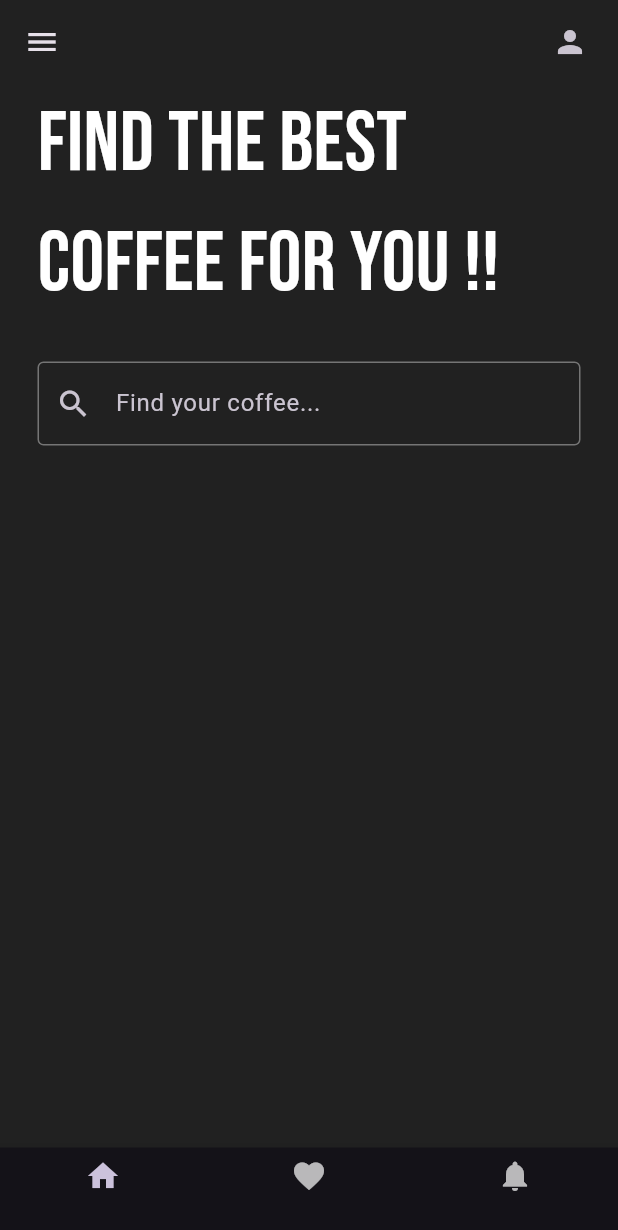
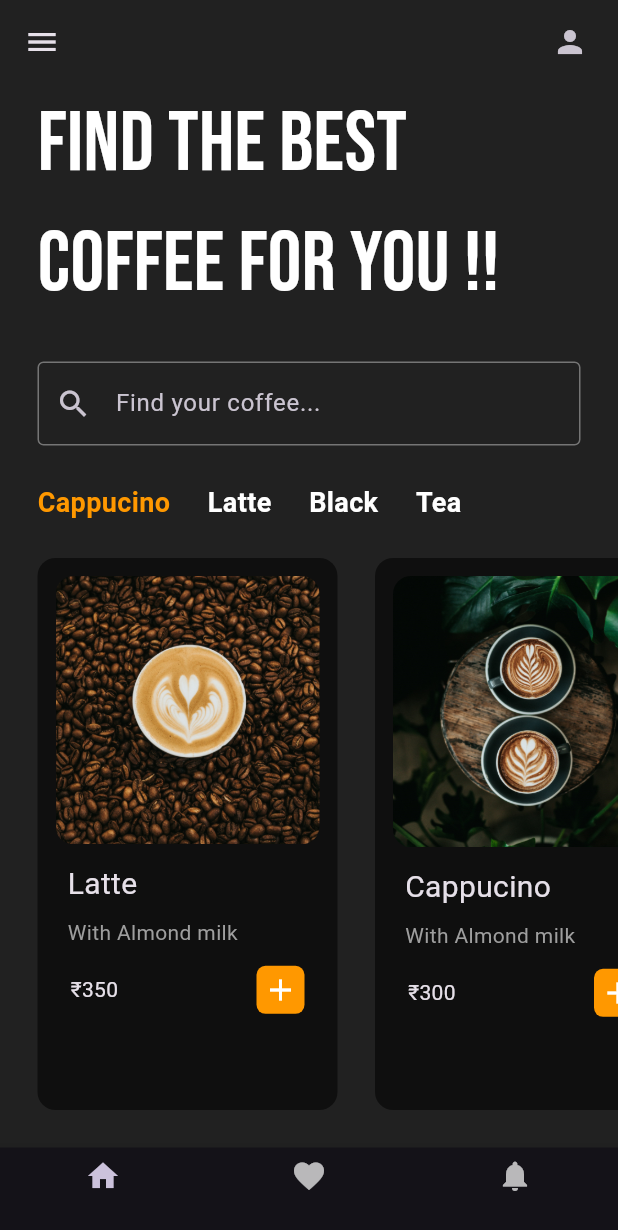
Before and after one commit to Xxvedant7xX/CoffeeAppUI, a Flutter app: the screen it shows after launch, on a phone screen of 412 x 824 dp. Shown: the top 1230 px of the screen. Run offline on Flutter 3.47's test engine with Material 3 defaults, Android fonts, the phone set to English and light mode, and no system bars; our stand-ins replace google_fonts.

Commit message:
created coffee type, tile and completed the project

```diff
--- a/lib/pages/home_page.dart
+++ b/lib/pages/home_page.dart
@@ -1,5 +1,7 @@
 // ignore_for_file: prefer_const_constructors, prefer_const_literals_to_create_immutables
 
+import 'package:coffeeappui/util/coffee_tile.dart';
+import 'package:coffeeappui/util/coffee_type.dart';
 import 'package:flutter/material.dart';
 import 'package:google_fonts/google_fonts.dart';
 
@@ -11,6 +13,39 @@ class HomePage extends StatefulWidget {
 }
 
 class _HomePageState extends State<HomePage> {
+
+  // list of coffee types
+  final List coffeeType = [
+    //[ coffee type, isSelected ]
+    [
+      'Cappucino',
+      true,
+    ],
+    [
+      'Latte',
+      false,
+    ],
+    [
+      'Black',
+      false,
+    ],
+    [
+      'Tea',
+      false,
+    ],
+  ];
+
+  // user tapped on coffee types
+  void coffeeTypeSelected(int index) {
+    setState(() {
+
+      //this for loop makes everything false
+      for (int i=0; i < coffeeType.length; i++) {
+        coffeeType[i][1] = false;
+      }
+      coffeeType[index][1] = true;
+    });
+  }
   @override
   Widget build(BuildContext context) {
     return Scaffold(
@@ -75,7 +110,50 @@ class _HomePageState extends State<HomePage> {
             ),
           ),
         ),
+
+        SizedBox(height:25),
+
+        // horizontal list view of coffee types
+        Container(
+          height: 50,
+          child: ListView.builder(
+            scrollDirection: Axis.horizontal,
+            itemCount: coffeeType.length,
+            itemBuilder: (context,index) {
+            return CoffeeType(
+              coffeeType: coffeeType[index][0],
+               isSelected: coffeeType[index][1],
+                onTap: () {
+                  coffeeTypeSelected(index);
+                },
+              );
+          },
+          ),
+        ),
+
         //horizontal list view of coffee tiles
+        Expanded(
+          child: ListView(
+            scrollDirection: Axis.horizontal,
+            children: [
+              CoffeeTile(
+                coffeeImagePath: 'lib/images/latte.jpg',
+                cofeeName: 'Latte',
+                coffeePrice: '350',
+              ),
+              CoffeeTile(
+                coffeeImagePath: 'lib/images/cappucino.jpg',
+                cofeeName: 'Cappucino',
+                coffeePrice: '300',
+              ),
+              CoffeeTile(
+                coffeeImagePath: 'lib/images/coffeemilk.jpg',
+                cofeeName: 'Milk Coffee',
+                coffeePrice: '450',
+              ),
+            ],
+          ),
+        ),
       ],
       ),
     );
--- /dev/null
+++ b/lib/util/coffee_tile.dart
@@ -0,0 +1,79 @@
+// ignore_for_file: prefer_const_constructors, prefer_const_literals_to_create_immutables
+
+import 'package:flutter/material.dart';
+
+class CoffeeTile extends StatelessWidget {
+
+  final String coffeeImagePath;
+  final String cofeeName;
+  final String coffeePrice;
+
+  CoffeeTile({
+    required this.coffeeImagePath,
+    required this.cofeeName,
+    required this.coffeePrice,
+  });
+
+  @override
+  Widget build(BuildContext context) {
+    return  Padding(
+        padding: const EdgeInsets.only(left: 25.0, bottom: 25),
+        child: Container(
+          padding: EdgeInsets.all(12),
+        width: 200,
+         decoration: BoxDecoration(
+         borderRadius: BorderRadius.circular(12),
+         color: Colors.black54,
+        ),
+        child: Column(
+          crossAxisAlignment: CrossAxisAlignment.start,
+          children: [
+
+            //image
+           ClipRRect(
+            borderRadius: BorderRadius.circular(12),
+            child: Image.asset(coffeeImagePath),
+           ),
+
+           //name
+           Padding(
+             padding: const EdgeInsets.symmetric(vertical: 12.0,horizontal: 8),
+             child: Column(
+              crossAxisAlignment: CrossAxisAlignment.start,
+              children: [
+              Text(
+              cofeeName,
+              style: TextStyle(fontSize: 20),
+              ),
+              SizedBox(height: 8,),
+             Text('With Almond milk',
+             style: TextStyle(color: Colors.grey[500],
+             ),
+             ),
+             ],
+             ),
+           ),
+
+           //price
+           Padding(
+             padding: const EdgeInsets.symmetric(horizontal: 10.0),
+             child: Row(
+              mainAxisAlignment: MainAxisAlignment.spaceBetween,
+              children: [
+              Text('\₹' + coffeePrice),
+              Container(
+                padding: EdgeInsets.all(4),
+                decoration: BoxDecoration(color:Colors.orange,
+                borderRadius: BorderRadius.circular(6),
+                ),
+                child: Icon(Icons.add),
+              ),
+             ],
+             ),
+           ),
+          ],
+        ),
+      ),
+    );
+  }
+}
--- /dev/null
+++ b/lib/util/coffee_type.dart
@@ -0,0 +1,32 @@
+// ignore_for_file: prefer_const_constructors, prefer_const_constructors_in_immutables
+
+import 'package:flutter/material.dart';
+
+class CoffeeType extends StatelessWidget {
+ final String coffeeType;
+ final bool isSelected;
+ final VoidCallback onTap;
+
+ CoffeeType({
+  required this.coffeeType,
+  required this.isSelected,
+  required this.onTap,
+ });
+
+  @override
+  Widget build(BuildContext context) {
+    return GestureDetector(
+      onTap: onTap,
+      child: Padding(
+        padding: const EdgeInsets.only(left: 25.0),
+        child: Text(coffeeType,
+        style: TextStyle(
+          fontSize: 18,
+          fontWeight: FontWeight.bold,
+          color: isSelected ? Colors.orange : Colors.white,
+        ),
+        ),
+      ),
+    );
+  }
+}
```
Also changed, not shown: lib/images/coffeemilk.jpg (added), lib/images/milk.jpg (deleted).
